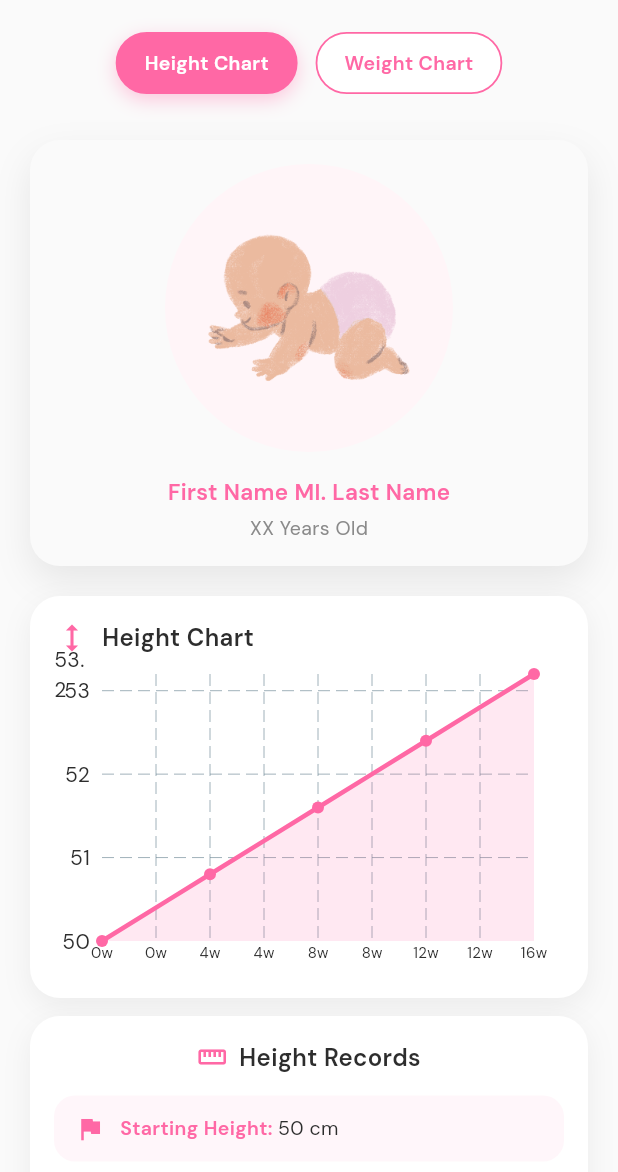
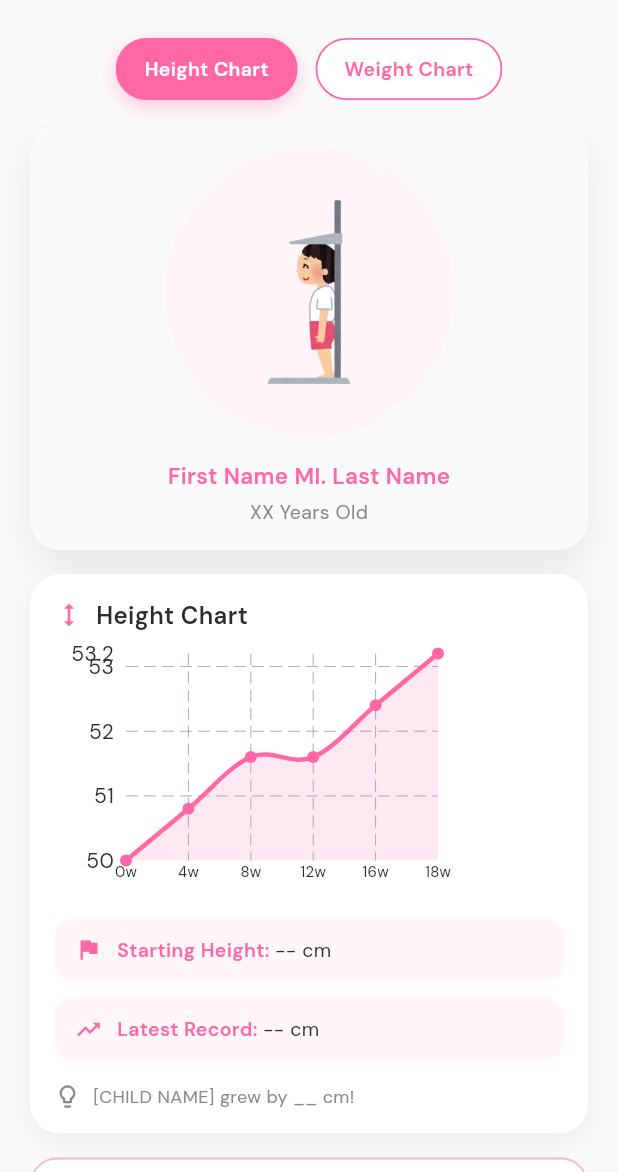
Before and after one commit to ErrolKelvinTolentino/InaAgapayFlutter, a Flutter app: the MotherChildGrowthPage screen opened directly with empty values, on a phone screen of 412 x 824 dp, the part 64-1236 px from its top. Run offline on Flutter 3.47's test engine with Material 3 defaults, Android fonts, the phone set to English and light mode, and no system bars; drawn by our look-alikes of fl_chart.

Commit message:
Growth Statistics Fixed
- deleted mother_child_height and weight
- made mother_child_growth an inline indexed stack with flexible and dyanmic nature

```diff
--- a/inaagapay_flutter_v1/lib/main.dart
+++ b/inaagapay_flutter_v1/lib/main.dart
@@ -14,10 +14,7 @@ import 'screens/welcome_screen.dart';
 import 'screens/congrats_page.dart';
 import 'screens/due_date_setter.dart'; // gives access to DueDateMode
 import 'screens/mother_children_page.dart';
-import 'screens/mother_view_child.dart';
 import 'screens/mother_child_stack.dart';
-import 'screens/mother_child_growth.dart';
-import 'screens/mother_child_vaccine.dart';
 
 
 
--- a/inaagapay_flutter_v1/lib/screens/mother_child_growth.dart
+++ b/inaagapay_flutter_v1/lib/screens/mother_child_growth.dart
@@ -2,8 +2,9 @@ import 'package:flutter/material.dart';
 import '../theme/app_colors.dart';
 import '../widgets/secondary_header.dart';
 import '../widgets/tab_button.dart';
-import 'mother_child_height_page.dart';
-import 'mother_child_weight_page.dart';
+import '../widgets/hero_card.dart';
+import '../widgets/chart_card.dart';
+import '../widgets/ai_analytics_card.dart';
 
 class MotherChildGrowthPage extends StatefulWidget {
   final VoidCallback onBack;
@@ -30,20 +31,20 @@ class _MotherChildGrowthPageState extends State<MotherChildGrowthPage> {
     return Scaffold(
       backgroundColor: AppColors.bgPrimary,
 
-      // 🔝 HEADER + TABS (SAFE AREA APPLIED ONCE)
+      // 🔝 HEADER
       appBar: PreferredSize(
-        preferredSize: const Size.fromHeight(120),
-        child: SafeArea(
-          bottom: false,
-          child: Column(
-            children: [
-              SecondaryHeader(
+        preferredSize: const Size.fromHeight(64),
+        child: SecondaryHeader(
           title: 'Growth Statistics',
           onBack: widget.onBack,
         ),
+      ),
 
-              const SizedBox(height: 8),
+      body: Column(
+        children: [
+          const SizedBox(height: 12),
 
+          // 🟢 TABS
           Row(
             mainAxisAlignment: MainAxisAlignment.center,
             children: [
@@ -60,17 +61,111 @@ class _MotherChildGrowthPageState extends State<MotherChildGrowthPage> {
               ),
             ],
           ),
+
+          const SizedBox(height: 16),
+
+          // 📊 CONTENT (HEIGHT / WEIGHT)
+          Expanded(
+            child: IndexedStack(
+              index: _currentIndex,
+              children: [
+                _heightContent(),
+                _weightContent(),
               ],
             ),
           ),
+        ],
+      ),
+    );
+  }
+
+  // =========================
+  // 📏 HEIGHT CONTENT
+  // =========================
+  Widget _heightContent() {
+    return SingleChildScrollView(
+      padding: const EdgeInsets.fromLTRB(20, 0, 20, 24),
+      child: Column(
+        children: [
+          // 👶 HERO (HEIGHT)
+          HeroCard(
+            image: const AssetImage('assets/images/height.png'),
+            title: 'First Name MI. Last Name',
+            subtitle: 'XX Years Old',
+            showWeekBadge: false,
+            showHeartRow: false,
           ),
 
-      // 📊 CONTENT STACK
-      body: IndexedStack(
-        index: _currentIndex,
-        children: const [
-          MotherChildHeightPage(),
-          MotherChildWeightPage(),
+          const SizedBox(height: 16),
+
+          // 📈 CHART
+          ChartCard(
+            title: 'Height Chart',
+            headerIcon: Icons.height,
+            values: const [50, 50.8, 51.6, 51.6, 52.4, 53.2],
+            labels: const ['0w', '4w', '8w', '12w', '16w', '18w'],
+            unit: 'cm',
+            lineColor: AppColors.brandPrimary,
+            startingLabel: 'Starting Height',
+            startingValue: '-- cm',
+            latestLabel: 'Latest Record',
+            latestValue: '-- cm',
+            insightText: '[CHILD NAME] grew by __ cm!',
+          ),
+
+          const SizedBox(height: 16),
+
+          // 🤖 AI ANALYSIS
+          const AiAnalyticsCard(
+            text:
+                'Your child’s height progress is very ideal for a 4-month-old child. Other AI-like words and phrase analytics here.',
+          ),
+        ],
+      ),
+    );
+  }
+
+  // =========================
+  // ⚖️ WEIGHT CONTENT
+  // =========================
+  Widget _weightContent() {
+    return SingleChildScrollView(
+      padding: const EdgeInsets.fromLTRB(20, 0, 20, 24),
+      child: Column(
+        children: [
+          // 👶 HERO (WEIGHT)
+          HeroCard(
+            image: const AssetImage('assets/images/weight.png'),
+            title: 'First Name MI. Last Name',
+            subtitle: 'XX Years Old',
+            showWeekBadge: false,
+            showHeartRow: false,
+          ),
+
+          const SizedBox(height: 16),
+
+          // 📊 CHART
+          ChartCard(
+            title: 'Weight Chart',
+            headerIcon: Icons.monitor_weight,
+            values: const [3.2, 3.8, 3.5, 3.8, 4.2, 4.1],
+            labels: const ['0w', '4w', '8w', '12w', '16w', '18w'],
+            unit: 'kg',
+            lineColor: AppColors.brandPrimary,
+            startingLabel: 'Starting Weight',
+            startingValue: '-- kg',
+            latestLabel: 'Latest Record',
+            latestValue: '-- kg',
+            insightText: '[CHILD NAME] gained __ kg in a month!',
+          ),
+
+          const SizedBox(height: 16),
+
+          // 🤖 AI ANALYSIS
+          const AiAnalyticsCard(
+            text:
+                'Your child’s weight progress is very ideal for a 4-month-old child. Other AI-like words and phrase analytics here.',
+          ),
         ],
       ),
     );
--- a/inaagapay_flutter_v1/lib/screens/mother_child_height_page.dart
+++ /dev/null
@@ -1,160 +0,0 @@
-import 'package:flutter/material.dart';
-import '../theme/app_colors.dart';
-import '../widgets/hero_card.dart';
-import '../widgets/records_display_card.dart';
-import '../widgets/small_description.dart';
-import '../widgets/growth_line_chart.dart';
-
-class MotherChildHeightPage extends StatelessWidget {
-  const MotherChildHeightPage({super.key});
-
-  @override
-  Widget build(BuildContext context) {
-    const String childName = 'First Name MI. Last Name';
-    const String childAge = 'XX Years Old';
-
-    final List<double> heightValues = [50, 50.8, 51.6, 52.4, 53.2];
-    final List<String> heightLabels = ['0w', '4w', '8w', '12w', '16w'];
-
-    return SingleChildScrollView(
-      padding: const EdgeInsets.symmetric(horizontal: 20, vertical: 16),
-      child: Column(
-        children: [
-          HeroCard(
-            image: const AssetImage('assets/images/baby.png'),
-            title: childName,
-            subtitle: childAge,
-            showWeekBadge: false,
-            showHeartRow: false,
-          ),
-
-          const SizedBox(height: 20),
-
-          // 📈 HEIGHT CHART CARD
-          Container(
-            width: double.infinity,
-            padding: const EdgeInsets.all(16),
-            decoration: BoxDecoration(
-              color: Colors.white,
-              borderRadius: BorderRadius.circular(20),
-              boxShadow: [
-                BoxShadow(
-                  color: Colors.black.withOpacity(0.06),
-                  blurRadius: 16,
-                  offset: const Offset(0, 6),
-                ),
-              ],
-            ),
-            child: Column(
-              crossAxisAlignment: CrossAxisAlignment.start,
-              children: [
-                const Row(
-                  children: [
-                    Icon(Icons.height, color: AppColors.brandPrimary),
-                    SizedBox(width: 8),
-                    Text(
-                      'Height Chart',
-                      style: TextStyle(
-                        fontSize: 16,
-                        fontWeight: FontWeight.w600,
-                        color: AppColors.textPrimary,
-                      ),
-                    ),
-                  ],
-                ),
-                const SizedBox(height: 12),
-                SizedBox(
-                  height: 200,
-                  child: GrowthLine(
-                    values: heightValues,
-                    labels: heightLabels,
-                    unit: 'cm',
-                    lineColor: AppColors.brandPrimary,
-                  ),
-                ),
-              ],
-            ),
-          ),
-
-          const SizedBox(height: 12),
-
-          RecordsDisplayCard(
-            title: 'Height Records',
-            headerIcon: Icons.straighten,
-            items: const [
-              RecordItem(
-                leadingIcon: Icons.flag,
-                label: 'Starting Height',
-                value: '50 cm',
-              ),
-              RecordItem(
-                leadingIcon: Icons.trending_up,
-                label: 'Latest Record',
-                value: '53.2 cm',
-              ),
-            ],
-          ),
-
-          const SizedBox(height: 14),
-
-          const SmallDescription(
-            text: '[CHILD NAME] grew by 3.2 cm over the last period!',
-            textAlign: TextAlign.center,
-          ),
-
-          const SizedBox(height: 20),
-
-          const _AiAnalysisCard(
-            text:
-                'Your child’s height growth is steady and ideal for this age range.',
-          ),
-        ],
-      ),
-    );
-  }
-}
-
-class _AiAnalysisCard extends StatelessWidget {
-  final String text;
-
-  const _AiAnalysisCard({required this.text});
-
-  @override
-  Widget build(BuildContext context) {
-    return Container(
-      width: double.infinity,
-      padding: const EdgeInsets.all(16),
-      decoration: BoxDecoration(
-        borderRadius: BorderRadius.circular(20),
-        border: Border.all(color: AppColors.brandPrimary, width: 1.2),
-        color: Colors.white,
-      ),
-      child: Column(
-        crossAxisAlignment: CrossAxisAlignment.start,
-        children: [
-          const Row(
-            children: [
-              Icon(Icons.psychology, color: AppColors.brandPrimary),
-              SizedBox(width: 8),
-              Text(
-                'AI Analysis',
-                style: TextStyle(
-                  fontWeight: FontWeight.w600,
-                  color: AppColors.brandPrimary,
-                ),
-              ),
-            ],
-          ),
-          const SizedBox(height: 8),
-          Text(
-            text,
-            style: const TextStyle(
-              fontSize: 13,
-              color: AppColors.textSecondary,
-            ),
-          ),
-        ],
-      ),
-    );
-  }
-}
--- a/inaagapay_flutter_v1/lib/screens/mother_child_weight_page.dart
+++ /dev/null
@@ -1,142 +0,0 @@
-import 'package:flutter/material.dart';
-import '../theme/app_colors.dart';
-import '../widgets/hero_card.dart';
-import '../widgets/records_display_card.dart';
-import '../widgets/small_description.dart';
-import '../widgets/growth_line_chart.dart';
-
-class MotherChildWeightPage extends StatelessWidget {
-  const MotherChildWeightPage({super.key});
-
-  @override
-  Widget build(BuildContext context) {
-    // 🧒 MOCK CHILD DATA
-    const String childName = 'First Name MI. Last Name';
-    const String childAge = 'XX Years Old';
-
-    // 📊 MOCK WEIGHT DATA (kg)
-    final List<double> weightValues = [3.2, 3.8, 4.4, 5.0, 5.6];
-    final List<String> weightLabels = ['0w', '4w', '8w', '12w', '16w'];
-
-    return SingleChildScrollView(
-      padding: const EdgeInsets.symmetric(horizontal: 20, vertical: 16),
-      child: Column(
-        children: [
-          // 👶 HERO
-          HeroCard(
-            image: const AssetImage('assets/images/baby.png'),
-            title: childName,
-            subtitle: childAge,
-            showWeekBadge: false,
-            showHeartRow: false,
-          ),
-
-          const SizedBox(height: 20),
-
-          // ⚖️ WEIGHT CHART
-          RecordsDisplayCard(
-            title: 'Weight Chart',
-            headerIcon: Icons.monitor_weight,
-            items: [
-              RecordItem(
-                label: 'Growth Trend',
-                value: '',
-                trailingWidget: GrowthLine(
-                  values: weightValues,
-                  labels: weightLabels,
-                  unit: 'kg',
-                  lineColor: AppColors.warning,
-                ),
-              ),
-            ],
-          ),
-
-          const SizedBox(height: 12),
-
-          // 📋 WEIGHT STATS
-          RecordsDisplayCard(
-            title: 'Weight Records',
-            headerIcon: Icons.scale,
-            items: const [
-              RecordItem(
-                leadingIcon: Icons.flag,
-                label: 'Starting Weight',
-                value: '3.2 kg',
-              ),
-              RecordItem(
-                leadingIcon: Icons.trending_up,
-                label: 'Latest Record',
-                value: '5.6 kg',
-              ),
-            ],
-          ),
-
-          const SizedBox(height: 14),
-
-          // 📊 INSIGHT
-          const SmallDescription(
-            text: '[CHILD NAME] gained 2.4 kg in this period!',
-            textAlign: TextAlign.center,
-          ),
-
-          const SizedBox(height: 20),
-
-          // 🤖 AI ANALYSIS
-          _AiAnalysisCard(
-            text:
-                'Your child’s weight gain is healthy and consistent with standard growth patterns.',
-          ),
-        ],
-      ),
-    );
-  }
-}
-
-/// ♻️ Same AI card (kept local to file for now)
-class _AiAnalysisCard extends StatelessWidget {
-  final String text;
-
-  const _AiAnalysisCard({required this.text});
-
-  @override
-  Widget build(BuildContext context) {
-    return Container(
-      width: double.infinity,
-      padding: const EdgeInsets.all(16),
-      decoration: BoxDecoration(
-        borderRadius: BorderRadius.circular(20),
-        border: Border.all(
-          color: AppColors.brandPrimary,
-          width: 1.2,
-        ),
-        color: Colors.white,
-      ),
-      child: Column(
-        crossAxisAlignment: CrossAxisAlignment.start,
-        children: [
-          const Row(
-            children: [
-              Icon(Icons.psychology, color: AppColors.brandPrimary),
-              SizedBox(width: 8),
-              Text(
-                'AI Analysis',
-                style: TextStyle(
-                  fontWeight: FontWeight.w600,
-                  color: AppColors.brandPrimary,
-                ),
-              ),
-            ],
-          ),
-          const SizedBox(height: 8),
-          Text(
-            text,
-            style: const TextStyle(
-              fontSize: 13,
-              color: AppColors.textSecondary,
-            ),
-          ),
-        ],
-      ),
-    );
-  }
-}
--- /dev/null
+++ b/inaagapay_flutter_v1/lib/widgets/ai_analytics_card.dart
@@ -0,0 +1,63 @@
+import 'package:flutter/material.dart';
+import '../theme/app_colors.dart';
+
+class AiAnalyticsCard extends StatelessWidget {
+  final String text;
+
+  const AiAnalyticsCard({
+    super.key,
+    required this.text,
+  });
+
+  @override
+  Widget build(BuildContext context) {
+    return Container(
+      width: double.infinity,
+      padding: const EdgeInsets.all(16),
+      decoration: BoxDecoration(
+        color: Colors.white,
+        borderRadius: BorderRadius.circular(18),
+        border: Border.all(
+          color: AppColors.brandPrimary.withOpacity(0.5),
+          width: 1.2,
+        ),
+      ),
+      child: Column(
+        crossAxisAlignment: CrossAxisAlignment.start,
+        children: [
+          // 🤖 HEADER
+          Row(
+            children: [
+              Icon(
+                Icons.psychology,
+                size: 20,
+                color: AppColors.brandPrimary,
+              ),
+              const SizedBox(width: 8),
+              const Text(
+                'AI Analysis',
+                style: TextStyle(
+                  fontSize: 14,
+                  fontWeight: FontWeight.w600,
+                  color: AppColors.brandPrimary,
+                ),
+              ),
+            ],
+          ),
+
+          const SizedBox(height: 10),
+
+          // 🧠 ANALYSIS TEXT
+          Text(
+            text,
+            style: const TextStyle(
+              fontSize: 13,
+              height: 1.45,
+              color: AppColors.textSecondary,
+            ),
+          ),
+        ],
+      ),
+    );
+  }
+}
--- /dev/null
+++ b/inaagapay_flutter_v1/lib/widgets/chart_card.dart
@@ -0,0 +1,174 @@
+import 'package:flutter/material.dart';
+import '../theme/app_colors.dart';
+import '../widgets/growth_line_chart.dart';
+
+class ChartCard extends StatelessWidget {
+  final String title;
+  final IconData headerIcon;
+
+  // Chart
+  final List<double> values;
+  final List<String> labels;
+  final String unit;
+  final Color lineColor;
+
+  // Records
+  final String startingLabel;
+  final String startingValue;
+  final String latestLabel;
+  final String latestValue;
+
+  // Insight text
+  final String insightText;
+
+  const ChartCard({
+    super.key,
+    required this.title,
+    required this.headerIcon,
+    required this.values,
+    required this.labels,
+    required this.unit,
+    required this.lineColor,
+    required this.startingLabel,
+    required this.startingValue,
+    required this.latestLabel,
+    required this.latestValue,
+    required this.insightText,
+  });
+
+  @override
+  Widget build(BuildContext context) {
+    return Container(
+      padding: const EdgeInsets.all(16),
+      decoration: BoxDecoration(
+        color: Colors.white,
+        borderRadius: BorderRadius.circular(20),
+        boxShadow: [
+          BoxShadow(
+            color: Colors.black.withOpacity(0.06),
+            blurRadius: 16,
+            offset: const Offset(0, 6),
+          ),
+        ],
+      ),
+      child: Column(
+        crossAxisAlignment: CrossAxisAlignment.start,
+        children: [
+          // 🏷 HEADER
+          Row(
+            children: [
+              Icon(headerIcon, color: AppColors.brandPrimary, size: 20),
+              const SizedBox(width: 8),
+              Text(
+                title,
+                style: const TextStyle(
+                  fontSize: 16,
+                  fontWeight: FontWeight.w600,
+                  color: AppColors.textPrimary,
+                ),
+              ),
+            ],
+          ),
+
+          const SizedBox(height: 14),
+
+          // 📈 CHART
+          SizedBox(
+            height: 160,
+            child: GrowthLine(
+              values: values,
+              labels: labels,
+              unit: unit,
+              lineColor: lineColor,
+            ),
+          ),
+
+          const SizedBox(height: 16),
+
+          // 📌 STARTING RECORD
+          _RecordPill(
+            icon: Icons.flag,
+            label: startingLabel,
+            value: startingValue,
+          ),
+
+          const SizedBox(height: 10),
+
+          // 📌 LATEST RECORD
+          _RecordPill(
+            icon: Icons.trending_up,
+            label: latestLabel,
+            value: latestValue,
+          ),
+
+          const SizedBox(height: 14),
+
+          // 💡 INSIGHT
+          Row(
+            children: [
+              const Icon(
+                Icons.lightbulb_outline,
+                size: 18,
+                color: AppColors.textSecondary,
+              ),
+              const SizedBox(width: 8),
+              Expanded(
+                child: Text(
+                  insightText,
+                  style: const TextStyle(
+                    fontSize: 12,
+                    color: AppColors.textSecondary,
+                  ),
+                ),
+              ),
+            ],
+          ),
+        ],
+      ),
+    );
+  }
+}
+
+class _RecordPill extends StatelessWidget {
+  final IconData icon;
+  final String label;
+  final String value;
+
+  const _RecordPill({
+    required this.icon,
+    required this.label,
+    required this.value,
+  });
+
+  @override
+  Widget build(BuildContext context) {
+    return Container(
+      padding: const EdgeInsets.symmetric(horizontal: 14, vertical: 12),
+      decoration: BoxDecoration(
+        color: AppColors.brandPrimary.withOpacity(0.06),
+        borderRadius: BorderRadius.circular(14),
+      ),
+      child: Row(
+        children: [
+          Icon(icon, size: 18, color: AppColors.brandPrimary),
+          const SizedBox(width: 10),
+          Text(
+            '$label: ',
+            style: const TextStyle(
+              fontSize: 13,
+              fontWeight: FontWeight.w600,
+              color: AppColors.brandPrimary,
+            ),
+          ),
+          Text(
+            value,
+            style: const TextStyle(
+              fontSize: 13,
+              color: AppColors.textPrimary,
+            ),
+          ),
+        ],
+      ),
+    );
+  }
+}
--- a/inaagapay_flutter_v1/lib/widgets/growth_line_chart.dart
+++ b/inaagapay_flutter_v1/lib/widgets/growth_line_chart.dart
@@ -28,7 +28,7 @@ class GrowthLine extends StatelessWidget {
             leftTitles: AxisTitles(
               sideTitles: SideTitles(
                 showTitles: true,
-                reservedSize: 32,
+                reservedSize: 48,
               ),
             ),
             bottomTitles: AxisTitles(
```
Also changed, not shown: inaagapay_flutter_v1/assets/images/height.png (added), inaagapay_flutter_v1/assets/images/weight.png (added). Lines whose indentation alone changed are shown as unchanged.
